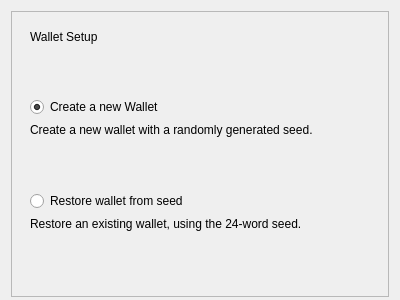
This is src/qt/forms/newwallet.ui in PirateNetwork/pirate as Qt 5 draws it before an edit. The edited form follows.
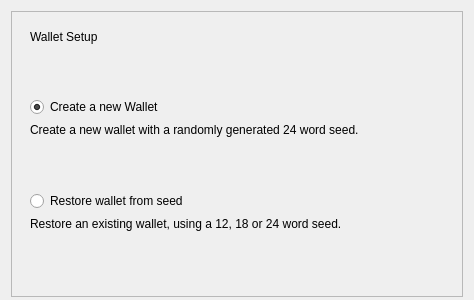
This is the edited form.

Commit message: Add support to use 12 and 18 word mnemonic phrases for the wallet seed

```diff
--- a/src/qt/forms/newwallet.ui
+++ b/src/qt/forms/newwallet.ui
@@ -6,7 +6,7 @@
    <rect>
     <x>0</x>
     <y>0</y>
-    <width>400</width>
+    <width>474</width>
     <height>300</height>
    </rect>
   </property>
@@ -92,7 +92,7 @@
          <item>
           <widget class="QLabel" name="label_2">
            <property name="text">
-            <string>Create a new wallet with a randomly generated seed.</string>
+            <string>Create a new wallet with a randomly generated 24 word seed.</string>
            </property>
            <property name="wordWrap">
             <bool>true</bool>
@@ -122,7 +122,7 @@
          <item>
           <widget class="QLabel" name="label_3">
            <property name="text">
-            <string>Restore an existing wallet, using the 24-word seed. </string>
+            <string>Restore an existing wallet, using a 12, 18 or 24 word seed. </string>
            </property>
            <property name="wordWrap">
             <bool>true</bool>
```
The commit also changes 7 other files.
